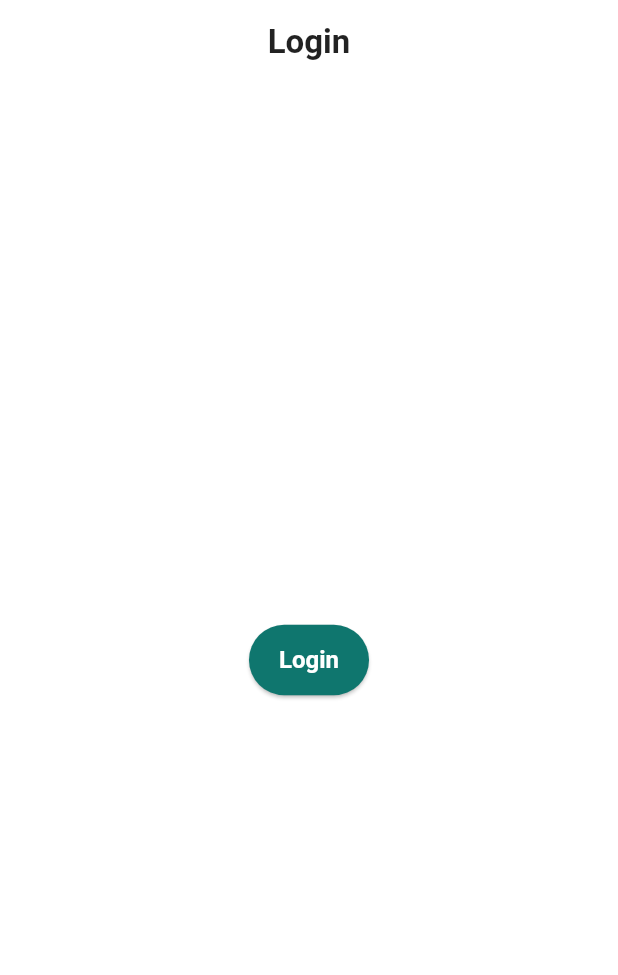
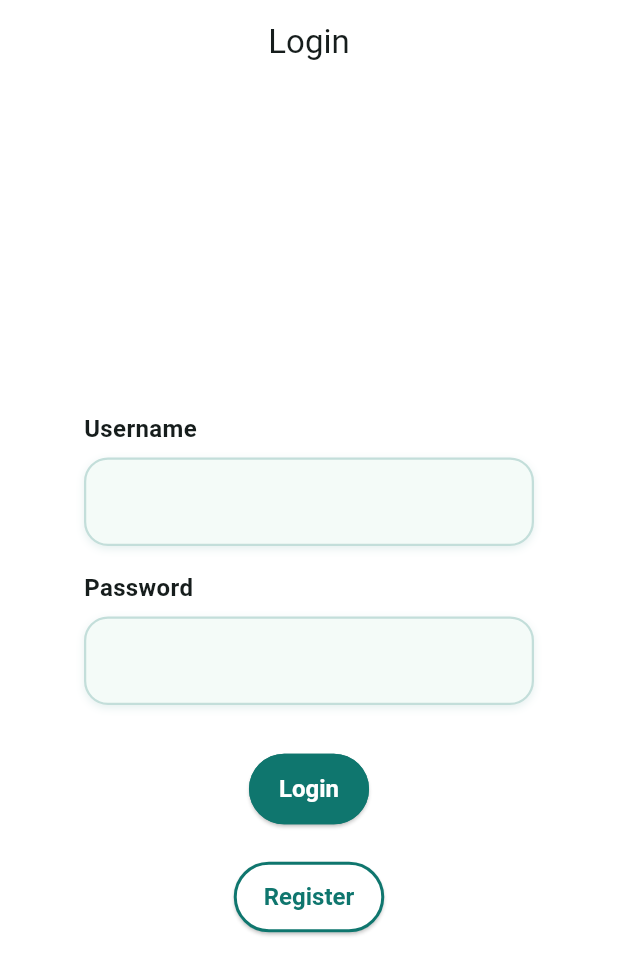
Before and after one commit to bhanuka598/PeerLearHub, a Flutter app: the screen it shows after launch, after a tap on "Go to Login", on a phone screen of 412 x 824 dp. Shown: the top 975 px of the screen. Run offline on Flutter 3.47's test engine with Material 3 defaults, Android fonts, the phone set to English and light mode, and no system bars; our stand-ins replace go_router.

Commit message:
Updated loading screen and login screen

```diff
--- a/lib/screens/loading_screen.dart
+++ b/lib/screens/loading_screen.dart
@@ -1,5 +1,7 @@
 import 'package:flutter/material.dart';
 import 'package:go_router/go_router.dart';
+import 'package:peer_learn_hub/widgets/section_title.dart';
+import 'package:peer_learn_hub/widgets/interaction_button.dart';
 
 class LoadingScreen extends StatelessWidget {
   const LoadingScreen({super.key});
@@ -13,17 +15,13 @@ class LoadingScreen extends StatelessWidget {
         child: Column(
           mainAxisAlignment: MainAxisAlignment.center,
           children: [
-            Text(
-              'Welcome to \nPeer Learn Hub',
-              style: textTheme.headlineLarge,
-              textAlign: TextAlign.center,
-            ),
+            SectionTitle(title: 'Welcome to \nPeer Learn Hub', center: true),
             const SizedBox(height: 16),
-            ElevatedButton(
+            InteractionButton(
+              label: 'Go to Login',
               onPressed: () {
                 context.go('/login');
               },
-              child: const Text('Go to Login'),
             ),
           ],
         ),
--- a/lib/screens/login_screen.dart
+++ b/lib/screens/login_screen.dart
@@ -1,5 +1,10 @@
 import 'package:flutter/material.dart';
 import 'package:go_router/go_router.dart';
+import 'package:peer_learn_hub/theme/app_spacing.dart';
+import 'package:peer_learn_hub/widgets/section_title.dart';
+import 'package:peer_learn_hub/widgets/interaction_button.dart';
+import 'package:peer_learn_hub/widgets/interaction_button_invert.dart';
+import 'package:peer_learn_hub/widgets/text_box.dart';
 
 class LoginScreen extends StatelessWidget {
   const LoginScreen({super.key});
@@ -8,16 +13,48 @@ class LoginScreen extends StatelessWidget {
   Widget build(BuildContext context) {
     return Scaffold(
       appBar: AppBar(
-        title: const Text('Login'),
+        title: SectionTitle(title: 'Login'),
         centerTitle: true,
       ),
       body: Center(
-        child: ElevatedButton(
-          onPressed: () {
-            // Navigate to the loading screen
-            context.go('/loading');
-          },
-          child: const Text('Login'),
+        child: Column(
+          mainAxisAlignment: MainAxisAlignment.center,
+          children: [
+            const SizedBox(height: AppSpacing.md),
+
+            TextBox(
+              label: 'Username',
+              controller: TextEditingController(),
+            ),
+
+            const SizedBox(height: AppSpacing.md),
+
+            TextBox(
+              label: 'Password',
+              controller: TextEditingController(),
+              obscureText: true,
+            ),
+
+            const SizedBox(height: AppSpacing.xl),
+
+            InteractionButton(
+              label: 'Login',
+              onPressed: () {
+                // Navigate to the loading screen
+                context.go('/loading');
+              },
+            ),
+
+            const SizedBox(height: AppSpacing.lg),
+
+            InteractionButtonInvert(
+              label: 'Register',
+              onPressed: () {
+                // Navigate to the registration screen
+                context.go('/register');
+              },
+            ),
+          ],
         ),
       ),
     );
--- a/lib/theme/app_theme.dart
+++ b/lib/theme/app_theme.dart
@@ -1,6 +1,10 @@
 import 'package:flutter/material.dart';
 
 class AppTheme {
+  // Brand Colors
+  static const Color primaryColor = Color(0xFF0F766E); // Teal
+  static const Color surfaceColor = Colors.white;
+
   static ThemeData get lightTheme {
     return ThemeData(
       useMaterial3: true,
@@ -42,7 +46,7 @@ class AppTheme {
       ),
       elevatedButtonTheme: ElevatedButtonThemeData(
         style: ElevatedButton.styleFrom(
-          backgroundColor: const Color(0xFF0F766E),
+          backgroundColor: primaryColor,
           foregroundColor: Colors.white,
           padding: const EdgeInsets.symmetric(horizontal: 20, vertical: 14),
           textStyle: const TextStyle(
--- /dev/null
+++ b/lib/widgets/interaction_button.dart
@@ -0,0 +1,47 @@
+import 'package:flutter/material.dart';
+import 'package:peer_learn_hub/theme/app_theme.dart';
+
+class InteractionButton extends StatelessWidget {
+  final String label;
+  final VoidCallback onPressed;
+  final bool isLoading;
+
+  const InteractionButton({
+    super.key,
+    required this.label,
+    required this.onPressed,
+    this.isLoading = false,
+  });
+
+  @override
+  Widget build(BuildContext context) {
+    return ElevatedButton(
+      onPressed: isLoading ? null : onPressed,
+      style: ElevatedButton.styleFrom(
+        backgroundColor: AppTheme.primaryColor,
+        foregroundColor: AppTheme.surfaceColor,
+        padding: const EdgeInsets.symmetric(horizontal: 20, vertical: 14),
+        textStyle: const TextStyle(
+          fontSize: 16,
+          fontWeight: FontWeight.w600,
+        ),
+        side: const BorderSide(
+          color: AppTheme.primaryColor,
+          width: 2,
+        ),
+      ),
+      child: isLoading
+          ? SizedBox(
+              height: 20,
+              width: 20,
+              child: CircularProgressIndicator(
+                strokeWidth: 2,
+                valueColor: AlwaysStoppedAnimation<Color>(
+                  AppTheme.primaryColor,
+                ),
+              ),
+            )
+          : Text(label),
+    );
+  }
+}
--- /dev/null
+++ b/lib/widgets/interaction_button_invert.dart
@@ -0,0 +1,47 @@
+import 'package:flutter/material.dart';
+import 'package:peer_learn_hub/theme/app_theme.dart';
+
+class InteractionButtonInvert extends StatelessWidget {
+  final String label;
+  final VoidCallback onPressed;
+  final bool isLoading;
+
+  const InteractionButtonInvert({
+    super.key,
+    required this.label,
+    required this.onPressed,
+    this.isLoading = false,
+  });
+
+  @override
+  Widget build(BuildContext context) {
+    return ElevatedButton(
+      onPressed: isLoading ? null : onPressed,
+      style: ElevatedButton.styleFrom(
+        backgroundColor: AppTheme.surfaceColor,
+        foregroundColor: AppTheme.primaryColor,
+        padding: const EdgeInsets.symmetric(horizontal: 20, vertical: 14),
+        textStyle: const TextStyle(
+          fontSize: 16,
+          fontWeight: FontWeight.w600,
+        ),
+        side: const BorderSide(
+          color: AppTheme.primaryColor,
+          width: 2,
+        ),
+      ),
+      child: isLoading
+          ? SizedBox(
+              height: 20,
+              width: 20,
+              child: CircularProgressIndicator(
+                strokeWidth: 2,
+                valueColor: AlwaysStoppedAnimation<Color>(
+                  AppTheme.primaryColor,
+                ),
+              ),
+            )
+          : Text(label),
+    );
+  }
+}
--- /dev/null
+++ b/lib/widgets/section_title.dart
@@ -0,0 +1,17 @@
+import 'package:flutter/material.dart';
+
+class SectionTitle extends StatelessWidget {
+  final String title;
+  final bool center;
+
+  const SectionTitle({super.key, required this.title, this.center = true});
+
+  @override
+  Widget build(BuildContext context) {
+    return Text(
+      title,
+      style: Theme.of(context).textTheme.titleLarge,
+      textAlign: center ? TextAlign.center : TextAlign.start,
+    );
+  }
+}
--- /dev/null
+++ b/lib/widgets/text_box.dart
@@ -0,0 +1,120 @@
+import 'package:flutter/material.dart';
+import 'package:peer_learn_hub/theme/app_spacing.dart';
+import 'package:peer_learn_hub/theme/app_radius.dart';
+
+class TextBox extends StatefulWidget {
+  final String label;
+  final TextEditingController controller;
+  final bool obscureText;
+
+  const TextBox({
+    super.key,
+    required this.label,
+    required this.controller,
+    this.obscureText = false,
+  });
+
+  @override
+  State<TextBox> createState() => _TextBoxState();
+}
+
+class _TextBoxState extends State<TextBox> {
+  late FocusNode _focusNode;
+  bool _isFocused = false;
+
+  @override
+  void initState() {
+    super.initState();
+    _focusNode = FocusNode();
+    _focusNode.addListener(_handleFocusChange);
+  }
+
+  @override
+  void dispose() {
+    _focusNode.removeListener(_handleFocusChange);
+    _focusNode.dispose();
+    super.dispose();
+  }
+
+  void _handleFocusChange() {
+    setState(() {
+      _isFocused = _focusNode.hasFocus;
+    });
+  }
+
+  @override
+  Widget build(BuildContext context) {
+    final colorScheme = Theme.of(context).colorScheme;
+    final textTheme = Theme.of(context).textTheme;
+
+    return Column(
+      crossAxisAlignment: CrossAxisAlignment.start,
+      children: [
+        Text(
+          widget.label,
+          style: textTheme.bodyMedium?.copyWith(
+            fontWeight: FontWeight.w600,
+            color: colorScheme.onBackground,
+          ),
+        ),
+        const SizedBox(height: AppSpacing.sm),
+        SizedBox(
+          width: 300,
+          child: AnimatedContainer(
+            duration: const Duration(milliseconds: 200),
+            decoration: BoxDecoration(
+              borderRadius: BorderRadius.circular(AppRadius.md),
+              boxShadow: [
+                BoxShadow(
+                  color: colorScheme.primary.withOpacity(_isFocused ? 0.3 : 0.1),
+                  blurRadius: _isFocused ? 12 : 4,
+                  offset: Offset(0, _isFocused ? 4 : 2),
+                ),
+              ],
+            ),
+            child: TextField(
+              controller: widget.controller,
+              obscureText: widget.obscureText,
+              focusNode: _focusNode,
+              style: textTheme.bodyLarge?.copyWith(
+                color: colorScheme.onBackground,
+              ),
+              decoration: InputDecoration(
+                filled: true,
+                fillColor: colorScheme.surface,
+                hintStyle: textTheme.bodyMedium?.copyWith(
+                  color: colorScheme.onSurface.withOpacity(0.5),
+                ),
+                contentPadding: const EdgeInsets.symmetric(
+                  horizontal: AppSpacing.md,
+                  vertical: AppSpacing.md,
+                ),
+                border: OutlineInputBorder(
+                  borderRadius: BorderRadius.circular(AppRadius.md),
+                  borderSide: BorderSide(
+                    color: colorScheme.primary.withOpacity(0.3),
+                    width: 1.5,
+                  ),
+                ),
+                enabledBorder: OutlineInputBorder(
+                  borderRadius: BorderRadius.circular(AppRadius.md),
+                  borderSide: BorderSide(
+                    color: colorScheme.primary.withOpacity(0.2),
+                    width: 1.5,
+                  ),
+                ),
+                focusedBorder: OutlineInputBorder(
+                  borderRadius: BorderRadius.circular(AppRadius.md),
+                  borderSide: BorderSide(
+                    color: colorScheme.primary,
+                    width: 2,
+                  ),
+                ),
+              ),
+            ),
+          ),
+        ),
+      ],
+    );
+  }
+}
```
